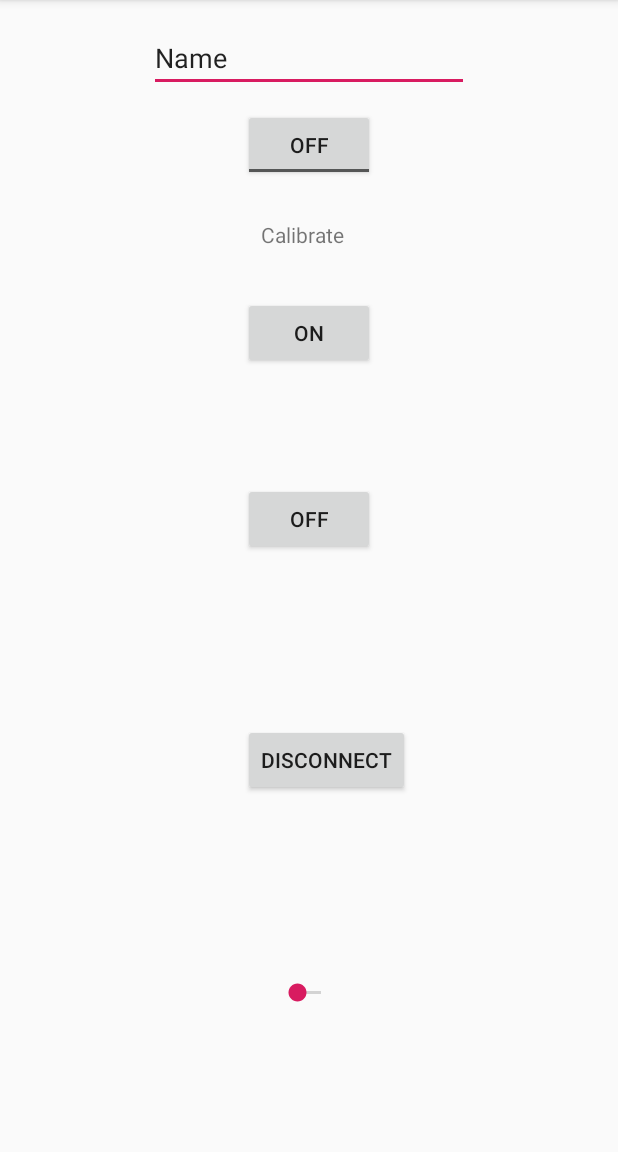
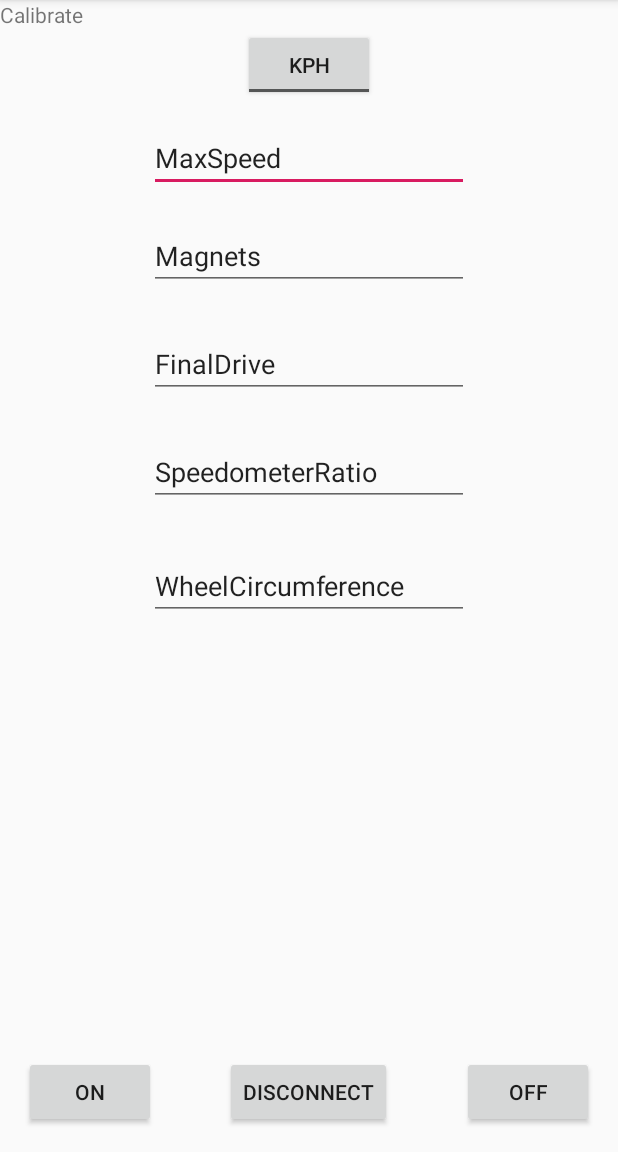
Before and after one commit to AMDHome/Mechanical-Speedometer-Converter, an Android app: the ledControl screen opened directly, with no data from a screen before it, on a phone screen of 412 x 824 dp, the part 84-1236 px from its top. Run offline under Robolectric (Android 15) with nearby library versions, the phone set to English and light mode, and no system bars; 3 statements that could not run were skipped.

Commit message:
Added all calibration fields that sends strings to arduino
The user has all calibration fields now that will create a string in the format Sam specified in his picture. It will also send to arduino using the line, "btSocket.getOutputStream().write(str.toString().getBytes());"

Please check ledControl.java's txtField# and tog listeners to see implementation on how string is setup and sent to arduino. I do not know if this is the format that the arduino code wants and should be changed to be accepted.

```diff
--- a/app/app/src/main/res/layout/activity_led_control.xml
+++ b/app/app/src/main/res/layout/activity_led_control.xml
@@ -10,71 +10,117 @@
         android:id="@+id/button2"
         android:layout_width="wrap_content"
         android:layout_height="wrap_content"
-        android:layout_marginTop="198dp"
+        android:layout_marginStart="16dp"
+        android:layout_marginLeft="16dp"
+        android:layout_marginBottom="16dp"
         android:text="ON"
-        app:layout_constraintEnd_toEndOf="parent"
-        app:layout_constraintStart_toStartOf="parent"
-        app:layout_constraintTop_toTopOf="parent" />
+        app:layout_constraintBottom_toBottomOf="parent"
+        app:layout_constraintEnd_toStartOf="@+id/button4"
+        app:layout_constraintHorizontal_chainStyle="spread_inside"
+        app:layout_constraintStart_toStartOf="parent" />
 
     <Button
         android:id="@+id/button3"
         android:layout_width="wrap_content"
         android:layout_height="wrap_content"
-        android:layout_marginTop="76dp"
+        android:layout_marginEnd="16dp"
+        android:layout_marginRight="16dp"
+        android:layout_marginBottom="16dp"
         android:text="OFF"
-        app:layout_constraintStart_toStartOf="@+id/button2"
-        app:layout_constraintTop_toBottomOf="@+id/button2" />
+        app:layout_constraintBottom_toBottomOf="parent"
+        app:layout_constraintEnd_toEndOf="parent"
+        app:layout_constraintStart_toEndOf="@+id/button4" />
 
     <Button
         android:id="@+id/button4"
         android:layout_width="wrap_content"
         android:layout_height="wrap_content"
-        android:layout_marginTop="218dp"
-        android:layout_marginBottom="219dp"
+        android:layout_marginEnd="1dp"
+        android:layout_marginRight="1dp"
+        android:layout_marginBottom="16dp"
         android:text="DISCONNECT"
         app:layout_constraintBottom_toBottomOf="parent"
-        app:layout_constraintStart_toStartOf="@+id/button3"
-        app:layout_constraintTop_toBottomOf="@+id/button2" />
-
-    <SeekBar
-        android:id="@+id/seekBar"
-        android:layout_width="wrap_content"
-        android:layout_height="wrap_content"
-        android:layout_marginBottom="97dp"
-        app:layout_constraintBottom_toBottomOf="parent"
-        app:layout_constraintEnd_toEndOf="parent"
-        app:layout_constraintStart_toStartOf="parent" />
+        app:layout_constraintEnd_toStartOf="@+id/button3"
+        app:layout_constraintStart_toEndOf="@+id/button2" />
 
     <TextView
         android:id="@+id/textView2"
         android:layout_width="wrap_content"
         android:layout_height="wrap_content"
-        android:layout_marginStart="12dp"
-        android:layout_marginLeft="12dp"
-        android:layout_marginBottom="32dp"
         android:text="Calibrate"
-        app:layout_constraintBottom_toTopOf="@+id/button2"
-        app:layout_constraintStart_toStartOf="@+id/button2" />
+        app:layout_constraintStart_toStartOf="parent"
+        app:layout_constraintTop_toTopOf="parent" />
 
     <EditText
+        android:imeOptions="actionSend"
         android:id="@+id/editText"
         android:layout_width="wrap_content"
         android:layout_height="wrap_content"
-        android:layout_marginTop="16dp"
+        android:layout_marginTop="15dp"
         android:ems="10"
-        android:inputType="textPersonName"
-        android:text="Name"
+        android:inputType="number"
+        android:text="MaxSpeed"
+        app:layout_constraintEnd_toEndOf="parent"
+        app:layout_constraintStart_toStartOf="parent"
+        app:layout_constraintTop_toBottomOf="@+id/toggleButton" />
+
+    <EditText
+        android:imeOptions="actionSend"
+        android:id="@+id/editText2"
+        android:layout_width="wrap_content"
+        android:layout_height="wrap_content"
+        android:layout_marginTop="20dp"
+        android:ems="10"
+        android:inputType="number"
+        android:text="Magnets"
+        app:layout_constraintStart_toStartOf="@+id/editText"
+        app:layout_constraintTop_toBottomOf="@+id/editText" />
+
+    <EditText
+        android:imeOptions="actionSend"
+        android:id="@+id/editText3"
+        android:layout_width="wrap_content"
+        android:layout_height="wrap_content"
+        android:layout_marginTop="92dp"
+        android:ems="10"
+        android:inputType="number"
+        android:text="FinalDrive"
+        app:layout_constraintStart_toStartOf="@+id/editText"
+        app:layout_constraintTop_toBottomOf="@+id/editText" />
+
+    <EditText
+        android:imeOptions="actionSend"
+        android:id="@+id/editText4"
+        android:layout_width="wrap_content"
+        android:layout_height="wrap_content"
+        android:layout_marginTop="164dp"
+        android:ems="10"
+        android:inputType="number"
+        android:text="SpeedometerRatio"
+        app:layout_constraintStart_toStartOf="@+id/editText"
+        app:layout_constraintTop_toBottomOf="@+id/editText" />
+
+    <EditText
+        android:imeOptions="actionSend"
+        android:id="@+id/editText5"
+        android:layout_width="wrap_content"
+        android:layout_height="wrap_content"
+        android:layout_marginTop="240dp"
+        android:ems="10"
+        android:inputType="number"
+        android:text="WheelCircumference"
+        app:layout_constraintStart_toStartOf="@+id/editText"
+        app:layout_constraintTop_toBottomOf="@+id/editText" />
+
+    <ToggleButton
+        android:textOff="KPH"
+        android:textOn="MPH"
+        android:id="@+id/toggleButton"
+        android:layout_width="wrap_content"
+        android:layout_height="wrap_content"
+        android:layout_marginTop="19dp"
+        android:text="ToggleButton"
         app:layout_constraintEnd_toEndOf="parent"
         app:layout_constraintStart_toStartOf="parent"
         app:layout_constraintTop_toTopOf="parent" />
-
-    <ToggleButton
-        android:id="@+id/toggleButton"
-        android:layout_width="wrap_content"
-        android:layout_height="wrap_content"
-        android:layout_marginTop="11dp"
-        android:text="ToggleButton"
-        app:layout_constraintEnd_toEndOf="parent"
-        app:layout_constraintStart_toStartOf="parent"
-        app:layout_constraintTop_toBottomOf="@+id/editText" />
 </android.support.constraint.ConstraintLayout>
```
Also changed, not shown: app/app/src/main/java/com/example/led3/ledControl.java (+200 -79 lines).
